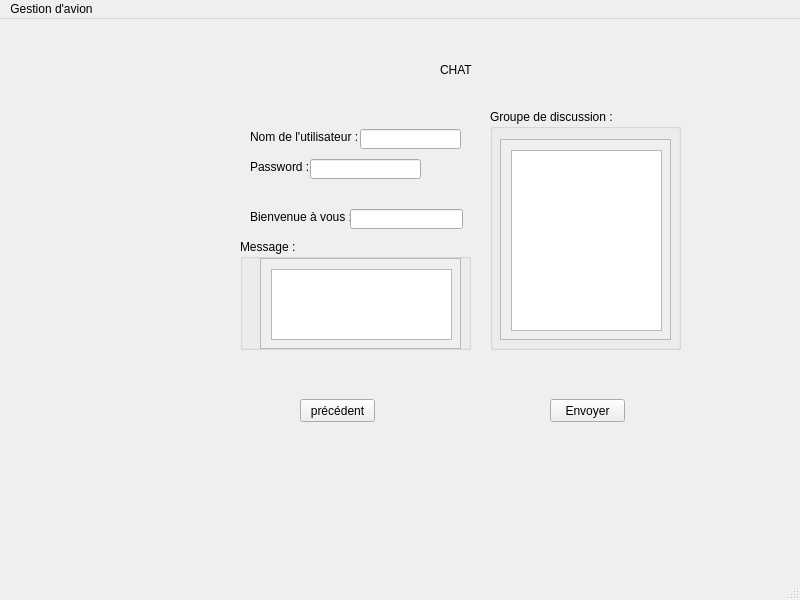
Before: the Qt Designer form mainwindow.ui in adamch23/Smart-airport-2A32, drawn with Qt 5.
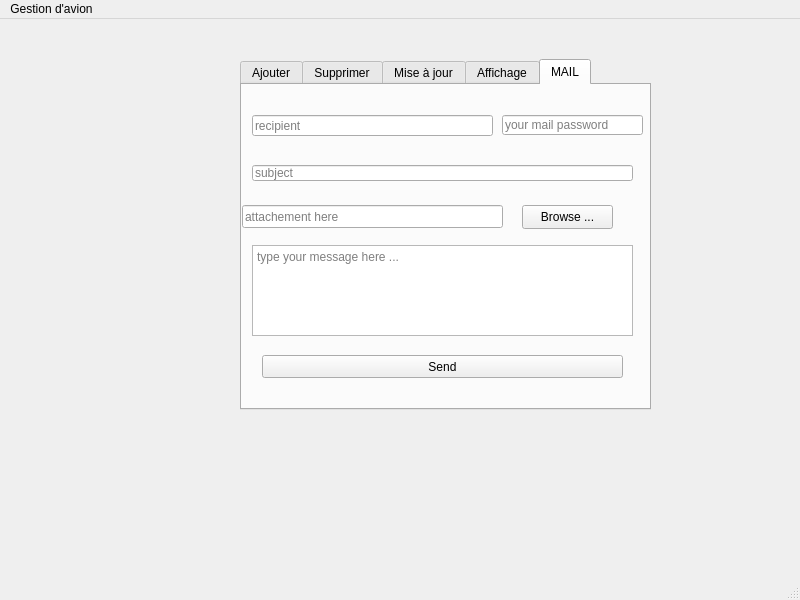
After: the same form once the commit is applied. The open tabs and pages were chosen to show the change. Icons and pictures are not drawn.

Diff of the .ui file:
```diff
--- a/mainwindow.ui
+++ b/mainwindow.ui
@@ -20,10 +20,10 @@
     </property>
     <property name="geometry">
      <rect>
-      <x>240</x>
-      <y>30</y>
+      <x>230</x>
+      <y>20</y>
       <width>451</width>
-      <height>481</height>
+      <height>401</height>
      </rect>
     </property>
     <property name="tabletTracking">
@@ -36,8 +36,8 @@
      <widget class="QTabWidget" name="tabWidget">
       <property name="geometry">
        <rect>
-        <x>0</x>
-        <y>0</y>
+        <x>10</x>
+        <y>20</y>
         <width>411</width>
         <height>351</height>
        </rect>
@@ -650,10 +650,13 @@
          <rect>
           <x>280</x>
           <y>120</y>
-          <width>75</width>
+          <width>91</width>
           <height>24</height>
          </rect>
         </property>
+        <property name="styleSheet">
+         <string notr="true">font: 8pt &quot;Ravie&quot;;</string>
+        </property>
         <property name="text">
          <string>Browse ...</string>
         </property>
@@ -680,6 +683,9 @@
           <height>23</height>
          </rect>
         </property>
+        <property name="styleSheet">
+         <string notr="true">font: 8pt &quot;Ravie&quot;;</string>
+        </property>
         <property name="text">
          <string>Send</string>
         </property>
@@ -825,310 +831,6 @@
       </widget>
      </widget>
     </widget>
-    <widget class="QWidget" name="ComptePersonnelPage4_2">
-     <widget class="QLabel" name="label_38">
-      <property name="geometry">
-       <rect>
-        <x>200</x>
-        <y>0</y>
-        <width>51</width>
-        <height>41</height>
-       </rect>
-      </property>
-      <property name="text">
-       <string>CHAT</string>
-      </property>
-     </widget>
-     <widget class="QLabel" name="label_39">
-      <property name="geometry">
-       <rect>
-        <x>10</x>
-        <y>80</y>
-        <width>121</width>
-        <height>16</height>
-       </rect>
-      </property>
-      <property name="text">
-       <string>Nom de l'utilisateur :</string>
-      </property>
-     </widget>
-     <widget class="QLabel" name="label_40">
-      <property name="geometry">
-       <rect>
-        <x>10</x>
-        <y>110</y>
-        <width>71</width>
-        <height>16</height>
-       </rect>
-      </property>
-      <property name="text">
-       <string>Password :</string>
-      </property>
-     </widget>
-     <widget class="QLineEdit" name="lineEdit_5">
-      <property name="geometry">
-       <rect>
-        <x>120</x>
-        <y>80</y>
-        <width>101</width>
-        <height>20</height>
-       </rect>
-      </property>
-     </widget>
-     <widget class="QLineEdit" name="lineEdit_6">
-      <property name="geometry">
-       <rect>
-        <x>70</x>
-        <y>110</y>
-        <width>111</width>
-        <height>20</height>
-       </rect>
-      </property>
-     </widget>
-     <widget class="QLabel" name="label_41">
-      <property name="geometry">
-       <rect>
-        <x>10</x>
-        <y>160</y>
-        <width>111</width>
-        <height>16</height>
-       </rect>
-      </property>
-      <property name="text">
-       <string>Bienvenue à vous :</string>
-      </property>
-     </widget>
-     <widget class="QLineEdit" name="lineEdit_8">
-      <property name="geometry">
-       <rect>
-        <x>110</x>
-        <y>160</y>
-        <width>113</width>
-        <height>20</height>
-       </rect>
-      </property>
-     </widget>
-     <widget class="QGroupBox" name="groupBox_2">
-      <property name="geometry">
-       <rect>
-        <x>250</x>
-        <y>60</y>
-        <width>191</width>
-        <height>241</height>
-       </rect>
-      </property>
-      <property name="title">
-       <string>Groupe de discussion :</string>
-      </property>
-      <widget class="QScrollArea" name="scrollArea_2">
-       <property name="geometry">
-        <rect>
-         <x>10</x>
-         <y>30</y>
-         <width>171</width>
-         <height>201</height>
-        </rect>
-       </property>
-       <property name="widgetResizable">
-        <bool>true</bool>
-       </property>
-       <widget class="QWidget" name="scrollAreaWidgetContents_2">
-        <property name="geometry">
-         <rect>
-          <x>0</x>
-          <y>0</y>
-          <width>169</width>
-          <height>199</height>
-         </rect>
-        </property>
-        <widget class="QTextEdit" name="textEdit_2">
-         <property name="geometry">
-          <rect>
-           <x>10</x>
-           <y>10</y>
-           <width>151</width>
-           <height>181</height>
-          </rect>
-         </property>
-        </widget>
-       </widget>
-      </widget>
-     </widget>
-     <widget class="QGroupBox" name="groupBox">
-      <property name="geometry">
-       <rect>
-        <x>0</x>
-        <y>190</y>
-        <width>231</width>
-        <height>111</height>
-       </rect>
-      </property>
-      <property name="title">
-       <string>Message :</string>
-      </property>
-      <widget class="QScrollArea" name="scrollArea">
-       <property name="geometry">
-        <rect>
-         <x>20</x>
-         <y>19</y>
-         <width>201</width>
-         <height>91</height>
-        </rect>
-       </property>
-       <property name="widgetResizable">
-        <bool>true</bool>
-       </property>
-       <widget class="QWidget" name="scrollAreaWidgetContents">
-        <property name="geometry">
-         <rect>
-          <x>0</x>
-          <y>0</y>
-          <width>199</width>
-          <height>89</height>
-         </rect>
-        </property>
-        <widget class="QTextEdit" name="textEdit_texte_message">
-         <property name="geometry">
-          <rect>
-           <x>10</x>
-           <y>10</y>
-           <width>181</width>
-           <height>71</height>
-          </rect>
-         </property>
-        </widget>
-       </widget>
-      </widget>
-     </widget>
-     <widget class="QPushButton" name="pushButton_envoyer_chat">
-      <property name="geometry">
-       <rect>
-        <x>310</x>
-        <y>350</y>
-        <width>75</width>
-        <height>23</height>
-       </rect>
-      </property>
-      <property name="text">
-       <string>Envoyer</string>
-      </property>
-     </widget>
-     <widget class="QPushButton" name="pushButton_prec_mail">
-      <property name="geometry">
-       <rect>
-        <x>60</x>
-        <y>350</y>
-        <width>75</width>
-        <height>23</height>
-       </rect>
-      </property>
-      <property name="text">
-       <string>précédent</string>
-      </property>
-     </widget>
-    </widget>
-    <widget class="QWidget" name="page_2">
-     <widget class="QPushButton" name="pushButton_GESTION_AVION">
-      <property name="geometry">
-       <rect>
-        <x>190</x>
-        <y>90</y>
-        <width>131</width>
-        <height>23</height>
-       </rect>
-      </property>
-      <property name="text">
-       <string>GESTION D'AVION</string>
-      </property>
-     </widget>
-    </widget>
-    <widget class="QWidget" name="page">
-     <widget class="QLabel" name="label">
-      <property name="geometry">
-       <rect>
-        <x>170</x>
-        <y>60</y>
-        <width>101</width>
-        <height>20</height>
-       </rect>
-      </property>
-      <property name="text">
-       <string>Compte Personnel</string>
-      </property>
-     </widget>
-     <widget class="QLabel" name="label_2">
-      <property name="geometry">
-       <rect>
-        <x>60</x>
-        <y>130</y>
-        <width>91</width>
-        <height>16</height>
-       </rect>
-      </property>
-      <property name="text">
-       <string>Nom d'utilisateur :</string>
-      </property>
-     </widget>
-     <widget class="QLineEdit" name="lineEdit_nu">
-      <property name="geometry">
-       <rect>
-        <x>60</x>
-        <y>150</y>
-        <width>113</width>
-        <height>20</height>
-       </rect>
-      </property>
-     </widget>
-     <widget class="QLabel" name="label_3">
-      <property name="geometry">
-       <rect>
-        <x>70</x>
-        <y>200</y>
-        <width>81</width>
-        <height>16</height>
-       </rect>
-      </property>
-      <property name="text">
-       <string>Mot de passe :</string>
-      </property>
-     </widget>
-     <widget class="QLineEdit" name="lineEdit_mdp">
-      <property name="geometry">
-       <rect>
-        <x>60</x>
-        <y>220</y>
-        <width>113</width>
-        <height>20</height>
-       </rect>
-      </property>
-     </widget>
-     <widget class="QPushButton" name="pushButton_login">
-      <property name="geometry">
-       <rect>
-        <x>300</x>
-        <y>180</y>
-        <width>75</width>
-        <height>23</height>
-       </rect>
-      </property>
-      <property name="text">
-       <string>Valider</string>
-      </property>
-     </widget>
-     <widget class="QPushButton" name="pushButton_quitter">
-      <property name="geometry">
-       <rect>
-        <x>300</x>
-        <y>250</y>
-        <width>75</width>
-        <height>23</height>
-       </rect>
-      </property>
-      <property name="text">
-       <string>Quitter</string>
-      </property>
-     </widget>
-    </widget>
    </widget>
   </widget>
   <widget class="QMenuBar" name="menubar">
```
Left out of the diff: 181 changed lines with no effect on the pictures.
